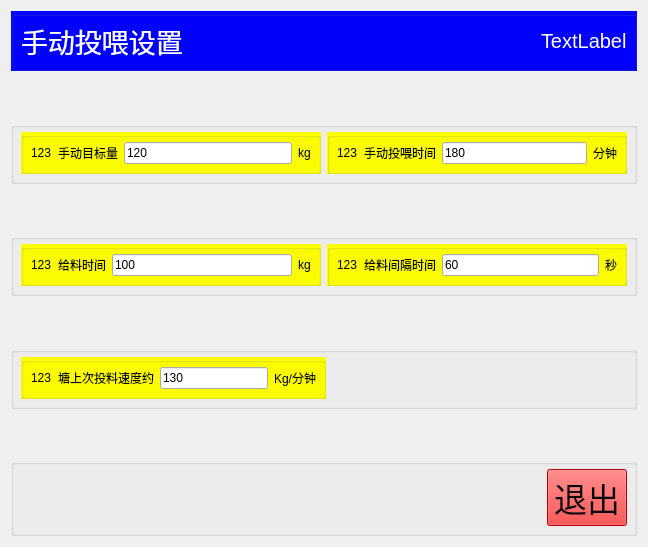
Above: chengyi_Qt4linux/form_maunal.ui from wsh01/batch-feeder before the change. Below: the same form after it.
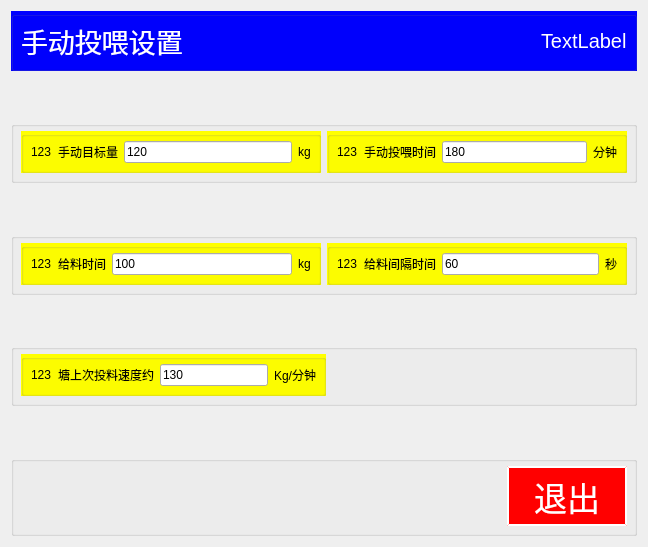
That is the form after the change.

Patch:
```diff
--- a/chengyi_Qt4linux/form_maunal.ui
+++ b/chengyi_Qt4linux/form_maunal.ui
@@ -435,6 +435,18 @@
       </item>
       <item row="0" column="1">
        <widget class="QPushButton" name="btn_Quit">
+        <property name="minimumSize">
+         <size>
+          <width>120</width>
+          <height>60</height>
+         </size>
+        </property>
+        <property name="maximumSize">
+         <size>
+          <width>120</width>
+          <height>60</height>
+         </size>
+        </property>
         <property name="font">
          <font>
           <pointsize>25</pointsize>
@@ -442,7 +454,12 @@
         </property>
         <property name="styleSheet">
          <string notr="true">QPushButton { background-color:rgb(255, 0, 0);} 
-QPushButton:hover { background-color: rgb(255, 50, 0); }</string>
+QPushButton:hover { background-color: rgb(255, 50, 0); }
+QPushButton {color:rgb(255, 255, 255);
+                             border-style: outset;
+                           	border-width: 2px;
+	                         border-color: white;}
+</string>
         </property>
         <property name="text">
          <string>退出</string>
```
